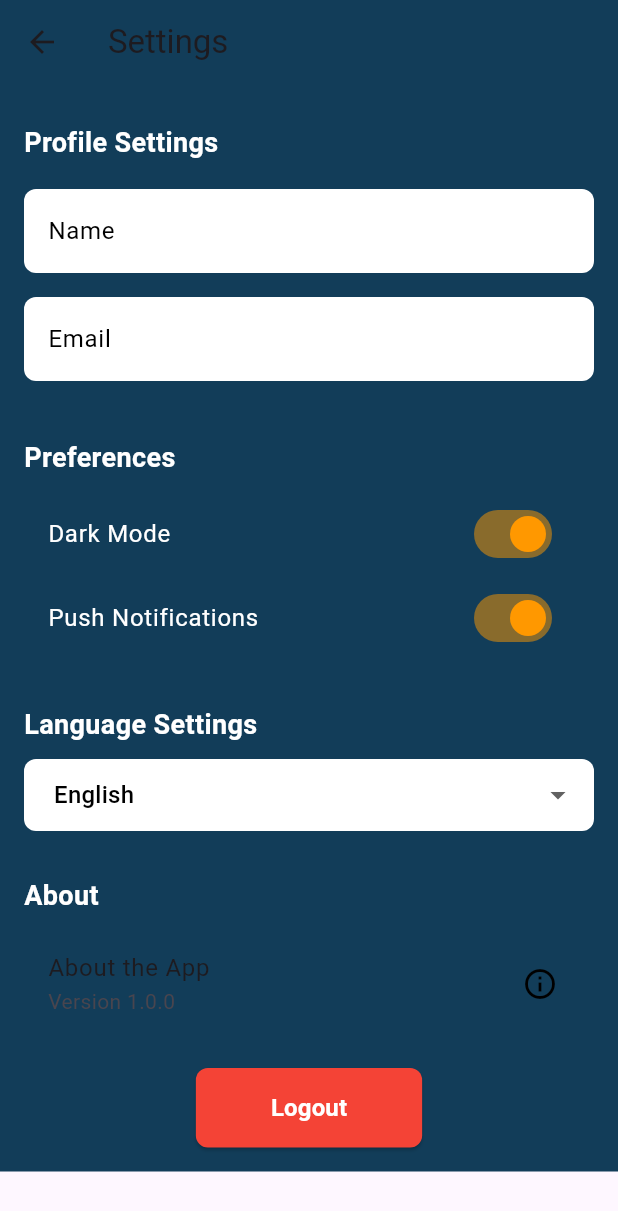
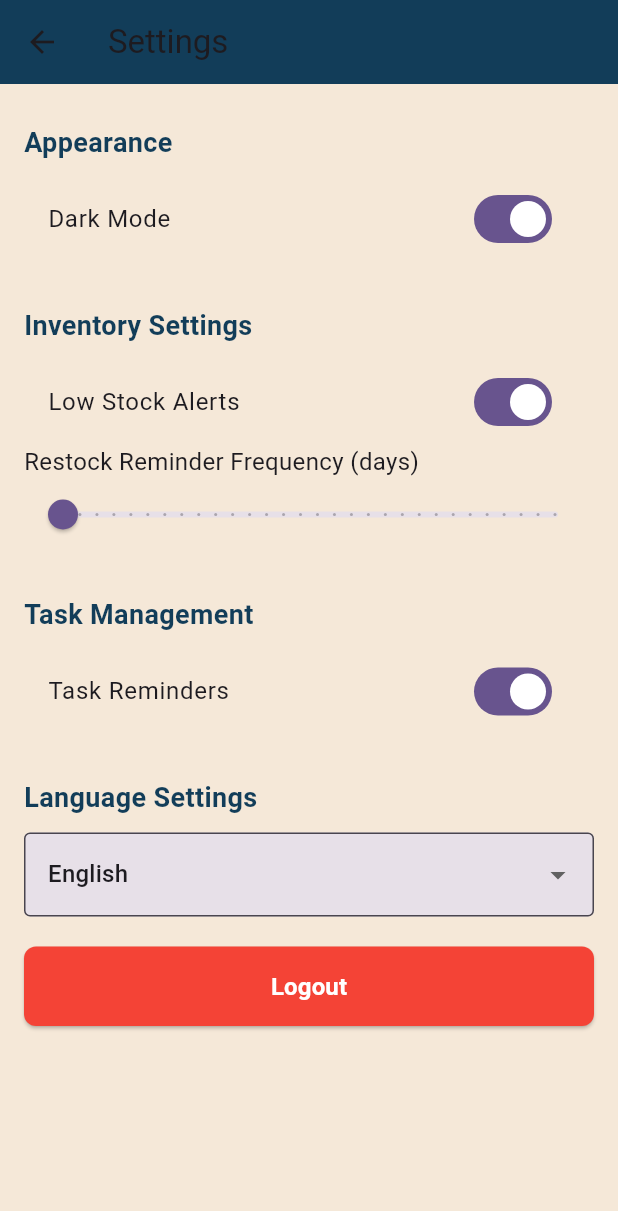
Before and after one commit to 07alizaa/stock_data_hub, a Flutter app: the SettingsPage screen opened directly, after a tap on "Dark Mode", on a phone screen of 412 x 824 dp. Shown: the top 1211 px of the screen. Run offline on Flutter 3.47's test engine with Material 3 defaults, Android fonts, the phone set to English and light mode, and no system bars; our stand-ins replace cloud_firestore, firebase_auth, firebase_core, firebase_database, shared_preferences; missing offline and left inert: mailer; accounts and stored records are empty.

Commit message:
modify maindashboard and settings page

```diff
--- a/lib/main.dart
+++ b/lib/main.dart
@@ -27,7 +27,7 @@ class MyApp extends StatelessWidget {
         colorScheme: ColorScheme.fromSeed(seedColor: Colors.deepPurple),
         useMaterial3: true,
       ),
-      home: DashboardPage(), // Change to Maindashboard() if needed
+      home: const HomePage(), // Change to Maindashboard() if needed
     );
   }
 }
--- a/lib/maindashboard/SettingPage.dart
+++ b/lib/maindashboard/SettingPage.dart
@@ -1,7 +1,5 @@
 import 'package:flutter/material.dart';
-import 'package:shared_preferences/shared_preferences.dart'; // For local storage
-// import 'package:flutter_localizations/flutter_localizations.dart';
-import 'package:firebase_auth/firebase_auth.dart'; // Firebase for logout functionality
+import 'package:shared_preferences/shared_preferences.dart';
 
 class SettingsPage extends StatefulWidget {
   const SettingsPage({super.key});
@@ -10,31 +8,38 @@ class SettingsPage extends StatefulWidget {
   State<SettingsPage> createState() => _SettingsPageState();
 }
 
-class _SettingsPageState extends State<SettingsPage> {
+class _SettingsPageState extends State<SettingsPage>
+{
   bool isDarkMode = false;
-  bool pushNotifications = true;
+  bool lowStockAlerts = true;
+  bool taskReminders = true;
+  int restockReminderFrequency = 1; // Frequency in days
   String selectedLanguage = 'English';
   final List<String> languages = ['English', 'Spanish', 'French', 'German'];
 
   @override
   void initState() {
     super.initState();
-    _loadPreferences(); // Load saved preferences on startup
+    _loadPreferences();
   }
 
   Future<void> _loadPreferences() async {
-    final SharedPreferences prefs = await SharedPreferences.getInstance();
+    final prefs = await SharedPreferences.getInstance();
     setState(() {
       isDarkMode = prefs.getBool('isDarkMode') ?? false;
-      pushNotifications = prefs.getBool('pushNotifications') ?? true;
+      lowStockAlerts = prefs.getBool('lowStockAlerts') ?? true;
+      taskReminders = prefs.getBool('taskReminders') ?? true;
+      restockReminderFrequency = prefs.getInt('restockReminderFrequency') ?? 1;
       selectedLanguage = prefs.getString('selectedLanguage') ?? 'English';
     });
   }
 
   Future<void> _savePreferences() async {
-    final SharedPreferences prefs = await SharedPreferences.getInstance();
+    final prefs = await SharedPreferences.getInstance();
     await prefs.setBool('isDarkMode', isDarkMode);
-    await prefs.setBool('pushNotifications', pushNotifications);
+    await prefs.setBool('lowStockAlerts', lowStockAlerts);
+    await prefs.setBool('taskReminders', taskReminders);
+    await prefs.setInt('restockReminderFrequency', restockReminderFrequency);
     await prefs.setString('selectedLanguage', selectedLanguage);
   }
 
@@ -46,58 +51,63 @@ class _SettingsPageState extends State<SettingsPage> {
         backgroundColor: const Color(0xFF123D59),
       ),
       body: Container(
-        color: const Color(0xFF123D59), // Background color
+        color: const Color(0xFFF5E8D8),
         padding: const EdgeInsets.all(16.0),
-        child: SingleChildScrollView(
-          child: Column(
-            crossAxisAlignment: CrossAxisAlignment.start,
+        child: ListView(
           children: [
-              _buildSectionTitle("Profile Settings"),
-              _buildProfileField("Name", "Enter your name"),
-              _buildProfileField("Email", "Enter your email"),
-              const SizedBox(height: 20),
-
-              _buildSectionTitle("Preferences"),
+            _buildSectionTitle("Appearance"),
             _buildSwitchTile(
               title: "Dark Mode",
               value: isDarkMode,
               onChanged: (value) {
                 setState(() {
                   isDarkMode = value;
-                    _savePreferences(); // Save updated preference
-                  });
-                },
-              ),
-              _buildSwitchTile(
-                title: "Push Notifications",
-                value: pushNotifications,
-                onChanged: (value) {
-                  setState(() {
-                    pushNotifications = value;
-                    _savePreferences(); // Save updated preference
+                  _savePreferences();
                 });
               },
             ),
             const SizedBox(height: 20),
-
-              _buildSectionTitle("Language Settings"),
-              _buildDropdownField(),
-
-              const SizedBox(height: 20),
-              _buildSectionTitle("About"),
-              ListTile(
-                tileColor: Colors.white,
-                title: const Text("About the App"),
-                subtitle: const Text("Version 1.0.0"),
-                trailing: const Icon(Icons.info_outline, color: Colors.black),
-                onTap: () {
-                  _showAboutDialog();
+            _buildSectionTitle("Inventory Settings"),
+            _buildSwitchTile(
+              title: "Low Stock Alerts",
+              value: lowStockAlerts,
+              onChanged: (value) {
+                setState(() {
+                  lowStockAlerts = value;
+                  _savePreferences();
+                });
+              },
+            ),
+            _buildSlider(
+              label: "Restock Reminder Frequency (days)",
+              value: restockReminderFrequency.toDouble(),
+              min: 1,
+              max: 30,
+              divisions: 29,
+              onChanged: (value) {
+                setState(() {
+                  restockReminderFrequency = value.toInt();
+                  _savePreferences();
+                });
               },
             ),
             const SizedBox(height: 20),
-
-              Center(
-                child: ElevatedButton(
+            _buildSectionTitle("Task Management"),
+            _buildSwitchTile(
+              title: "Task Reminders",
+              value: taskReminders,
+              onChanged: (value) {
+                setState(() {
+                  taskReminders = value;
+                  _savePreferences();
+                });
+              },
+            ),
+            const SizedBox(height: 20),
+            _buildSectionTitle("Language Settings"),
+            _buildDropdownField(),
+            const SizedBox(height: 20),
+            ElevatedButton(
               onPressed: _logout,
               style: ElevatedButton.styleFrom(
                 backgroundColor: Colors.red,
@@ -109,9 +119,7 @@ class _SettingsPageState extends State<SettingsPage> {
                 style: TextStyle(fontSize: 16, fontWeight: FontWeight.bold, color: Colors.white),
               ),
             ),
-              ),
           ],
-          ),
         ),
       ),
     );
@@ -125,26 +133,7 @@ class _SettingsPageState extends State<SettingsPage> {
         style: const TextStyle(
           fontSize: 18,
           fontWeight: FontWeight.bold,
-          color: Colors.white, // White text for dark background
-        ),
-      ),
-    );
-  }
-
-  Widget _buildProfileField(String label, String placeholder) {
-    return Padding(
-      padding: const EdgeInsets.symmetric(vertical: 8.0),
-      child: TextField(
-        decoration: InputDecoration(
-          labelText: label,
-          labelStyle: const TextStyle(color: Colors.black),
-          hintText: placeholder,
-          filled: true,
-          fillColor: Colors.white, // White input background
-          border: OutlineInputBorder(
-            borderRadius: BorderRadius.circular(8),
-            borderSide: BorderSide.none,
-          ),
+          color: Color(0xFF123D59),
         ),
       ),
     );
@@ -152,14 +141,29 @@ class _SettingsPageState extends State<SettingsPage> {
 
   Widget _buildSwitchTile({required String title, required bool value, required ValueChanged<bool> onChanged}) {
     return SwitchListTile(
-      tileColor: const Color(0xFF123D59),
-      title: Text(
-        title,
-        style: const TextStyle(color: Colors.white),
-      ),
+      title: Text(title),
       value: value,
       onChanged: onChanged,
-      activeColor: Colors.orange,
+    );
+  }
+
+  Widget _buildSlider({required String label, required double value, required double min, required double max, required int divisions, required ValueChanged<double> onChanged}) {
+    return Column(
+      crossAxisAlignment: CrossAxisAlignment.start,
+      children: [
+        Text(
+          label,
+          style: const TextStyle(fontSize: 16),
+        ),
+        Slider(
+          value: value,
+          min: min,
+          max: max,
+          divisions: divisions,
+          label: "${value.toInt()} days",
+          onChanged: onChanged,
+        ),
+      ],
     );
   }
 
@@ -169,47 +173,24 @@ class _SettingsPageState extends State<SettingsPage> {
       items: languages.map((lang) {
         return DropdownMenuItem(
           value: lang,
-          child: Text(lang, style: const TextStyle(color: Colors.black)),
+          child: Text(lang),
         );
       }).toList(),
       onChanged: (value) {
         setState(() {
           selectedLanguage = value!;
-          _savePreferences(); // Save updated preference
+          _savePreferences();
         });
       },
-      decoration: InputDecoration(
+      decoration: const InputDecoration(
         filled: true,
-        fillColor: Colors.white, // White dropdown background
-        border: OutlineInputBorder(
-          borderRadius: BorderRadius.circular(8),
-          borderSide: BorderSide.none,
-        ),
-        contentPadding: const EdgeInsets.symmetric(horizontal: 16, vertical: 12),
+        border: OutlineInputBorder(),
       ),
     );
   }
 
-  void _showAboutDialog() {
-    showDialog(
-      context: context,
-      builder: (context) {
-        return AlertDialog(
-          title: const Text("About the App"),
-          content: const Text("This app is developed to manage inventory, generate reports, and more."),
-          actions: [
-            TextButton(
-              onPressed: () => Navigator.pop(context),
-              child: const Text("Close"),
-            ),
-          ],
-        );
-      },
-    );
-  }
-
   Future<void> _logout() async {
-    await FirebaseAuth.instance.signOut();
-    Navigator.pop(context); // Navigate back to login or home screen
+    // Simulate logout
+    Navigator.pop(context);
   }
 }
```
Also changed, not shown: lib/module/HomePage.dart (+32 -29 lines), lib/ProductManagement/AddNewProduct.dart (line endings or trailing spaces). Lines whose indentation alone changed are shown as unchanged.
